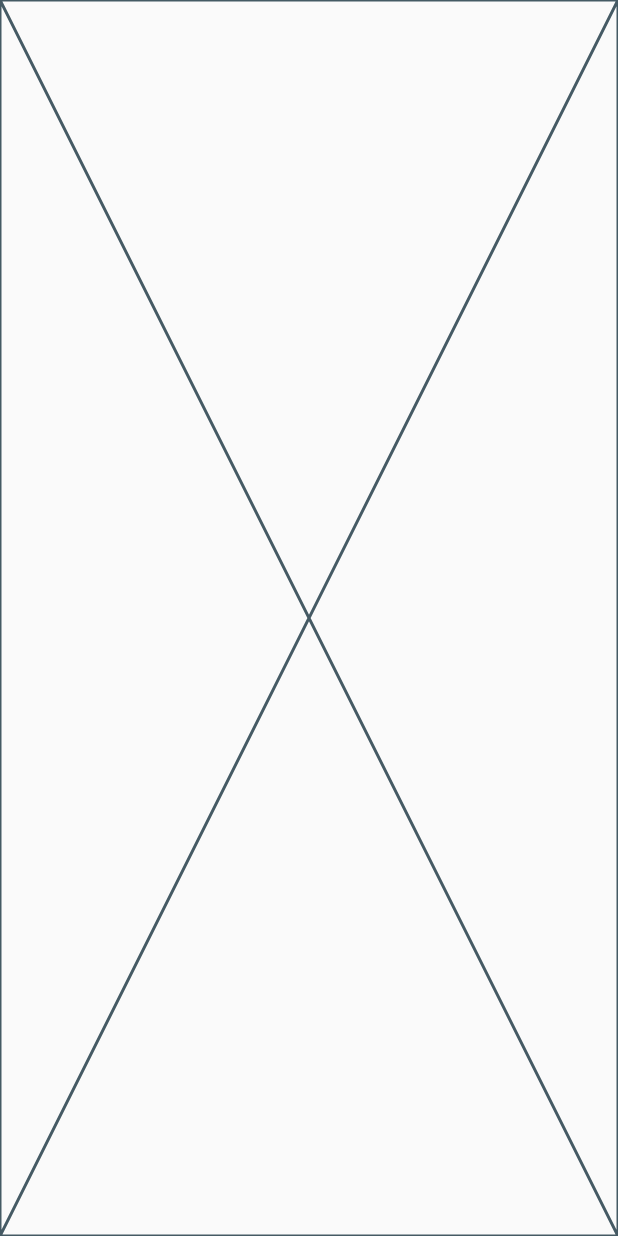
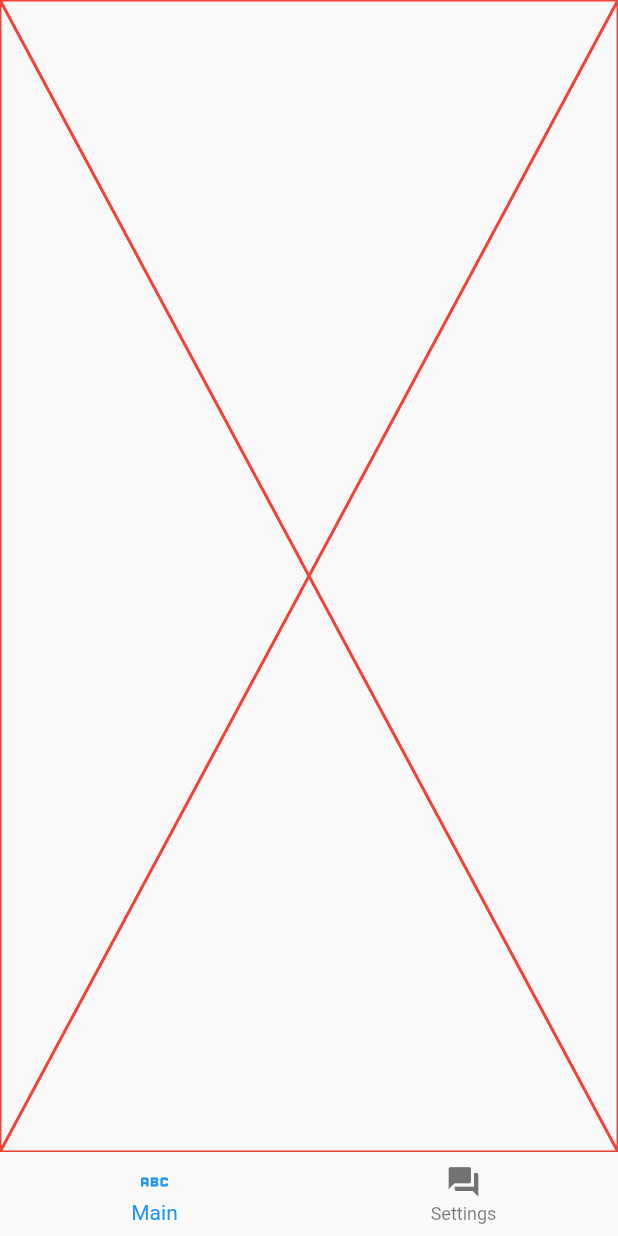
Before and after one commit to BoringStuff-SRL/FlutterBoringApp, a Flutter app: the screen it shows after launch, on a phone screen of 412 x 824 dp. Run offline on Flutter 3.47's test engine with Material 2 defaults, Android fonts, the phone set to English and light mode, and no system bars; our stand-ins replace go_router; missing offline and left inert: syncfusion_localizations.

```diff
--- a/example/lib/main.dart
+++ b/example/lib/main.dart
@@ -24,6 +24,8 @@ class MyApp extends StatelessWidget {
               child: Text('Go to hidden'),
             );
           },
+          drawerStyle:
+              BoringDrawerStyle(sectionNavigator: SectionNavigator.navBar),
           drawerTileStyle: BoringDrawerTileStyle(
             selectedColor: Colors.transparent,
             selectedTextColor: Colors.pink,
@@ -34,38 +36,19 @@ class MyApp extends StatelessWidget {
           ),
           children: [
             BoringPage(
-                icon: Text("TEST"),
-                drawerLabel: "Main",
-                path: "main",
-                builder: (context, state) {
-                  return HomePage();
-                },
-                showChildrenInDrawer: true,
-                subPages: [
-                  BoringPage(
-                    drawerLabel: "Settings",
-                    path: "settings",
-                    builder: (context, state) {
-                      return HomePage();
-                    },
-                  ),
-                  BoringPage(
-                    path: "hidden",
-                    drawerLabel: "Aaaa",
-                    builder: (context, state) {
-                      return Scaffold(
-                        body: Column(
-                          children: [
-                            Text('This is the hidden page'),
-                          ],
-                        ),
-                      );
-                    },
-                  ),
-                ]),
+              icon: Icon(Icons.abc),
+              drawerLabel: "Main",
+              path: "main",
+              builder: (context, state) {
+                return Placeholder(
+                  color: Colors.red,
+                );
+              },
+            ),
             BoringPage(
               drawerLabel: "Settings",
               path: "settings",
+              icon: Icon(Icons.question_answer),
               builder: (context, state) {
                 return HomePage();
               },
--- a/lib/boring_app/boring_app_section.dart
+++ b/lib/boring_app/boring_app_section.dart
@@ -1,6 +1,7 @@
 // ignore_for_file: public_member_api_docs, sort_constructors_first
 import 'dart:async';
 
+import 'package:boring_app/boring_app.dart';
 import 'package:boring_app/boring_app/boring_page/boring_page.dart';
 import 'package:boring_app/boring_app/style/boring_drawer_style.dart';
 import 'package:boring_app/boring_app/style/boring_drawer_tile_style.dart';
@@ -74,6 +75,29 @@ class BoringAppSection {
     }
   }
 
+  BottomNavigationBar navBar(BuildContext context) {
+    List<BoringDrawerEntry> ch = children
+        .map((e) =>
+            e.buildDrawerEntry(context, drawerTileStyle, hasPath ? path! : ""))
+        .whereType<BoringDrawerEntry>()
+        .toList();
+
+    return BottomNavigationBar(
+        onTap: (value) {
+          GoRouter.of(context).go(ch[value].path);
+        },
+        currentIndex:
+            ch.indexWhere((element) => element.checkIfSelected(context)),
+        items: ch
+            .map(
+              (e) => BottomNavigationBarItem(
+                icon: e.icon!,
+                label: e.label,
+              ),
+            )
+            .toList());
+  }
+
   Drawer drawer(BuildContext context, {bool isMobile = false}) {
     List<Widget> ch = children
         .map((e) =>
@@ -133,17 +157,26 @@ class BoringAppSection {
               child: LayoutBuilder(builder: (context, constraints) {
                 return Scaffold(
                   key: _drawerKey,
-                  drawer: constraints.maxWidth > 750
+                  drawer: constraints.maxWidth > 750 ||
+                          drawerStyle.sectionNavigator ==
+                              SectionNavigator.navBar
                       ? null
                       : drawer(context, isMobile: true),
+                  bottomNavigationBar:
+                      drawerStyle.sectionNavigator == SectionNavigator.navBar
+                          ? navBar(context)
+                          : null,
                   body: constraints.maxWidth > 750
                       ? Padding(
                           padding: drawerStyle.drawerForeignPadding,
                           child: Row(children: [
-                            drawer(context),
-                            SizedBox(
-                              width: drawerAndPageSpacing,
-                            ),
+                            if (drawerStyle.sectionNavigator ==
+                                SectionNavigator.drawer) ...[
+                              drawer(context),
+                              SizedBox(
+                                width: drawerAndPageSpacing,
+                              ),
+                            ],
                             Expanded(child: child)
                           ]),
                         )
--- a/lib/boring_app/style/boring_drawer_style.dart
+++ b/lib/boring_app/style/boring_drawer_style.dart
@@ -1,5 +1,10 @@
 // ignore_for_file: public_member_api_docs, sort_constructors_first
 import 'package:flutter/material.dart';
+
+enum SectionNavigator {
+  drawer,
+  navBar;
+}
 
 class BoringDrawerStyle {
   final Color? backgroundColor;
@@ -9,10 +14,12 @@ class BoringDrawerStyle {
   final Widget drawerIcon;
   final double width;
   final double drawerElevation;
+  final SectionNavigator sectionNavigator;
 
   const BoringDrawerStyle({
     this.backgroundColor,
     this.width = 250,
+    this.sectionNavigator = SectionNavigator.drawer,
     this.drawerIcon = const Icon(Icons.menu),
     this.drawerForeignPadding = const EdgeInsets.all(20),
     this.drawerContentPadding = const EdgeInsets.all(16),
@@ -28,6 +35,7 @@ class BoringDrawerStyle {
     Widget? drawerIcon,
     double? width,
     double? drawerElevation,
+    SectionNavigator? sectionNavigator,
   }) {
     return BoringDrawerStyle(
         backgroundColor: backgroundColor ?? this.backgroundColor,
@@ -37,6 +45,6 @@ class BoringDrawerStyle {
         drawerIcon: drawerIcon ?? this.drawerIcon,
         width: width ?? this.width,
         drawerElevation: drawerElevation ?? this.drawerElevation,
-    );
+        sectionNavigator: sectionNavigator ?? this.sectionNavigator);
   }
 }
```
Lines whose indentation alone changed are shown as unchanged.
